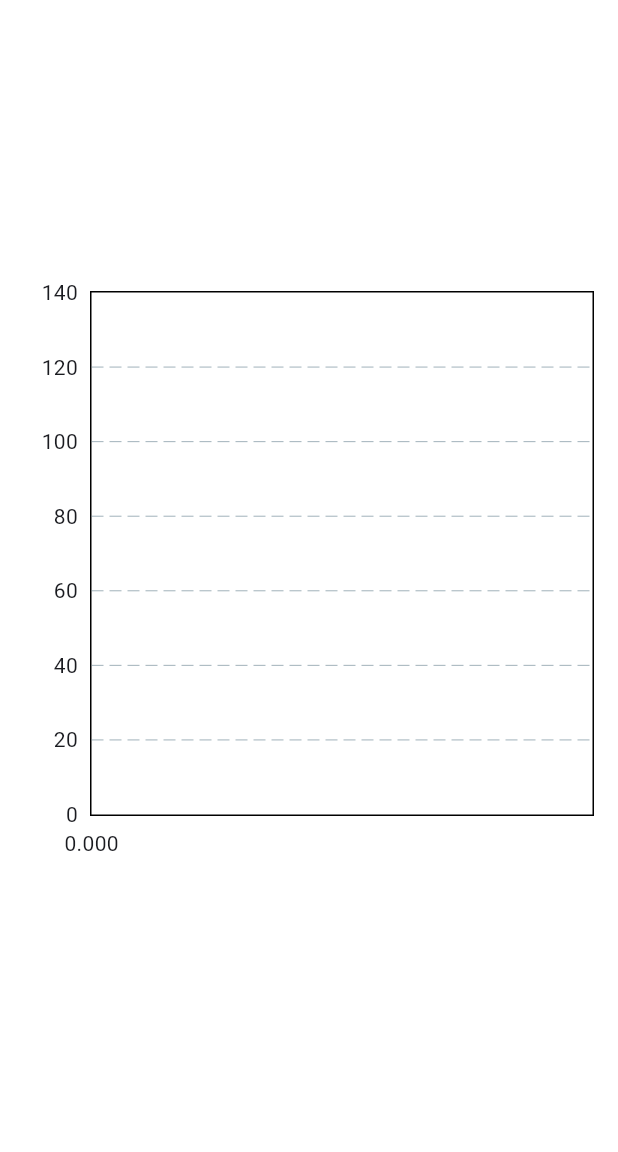
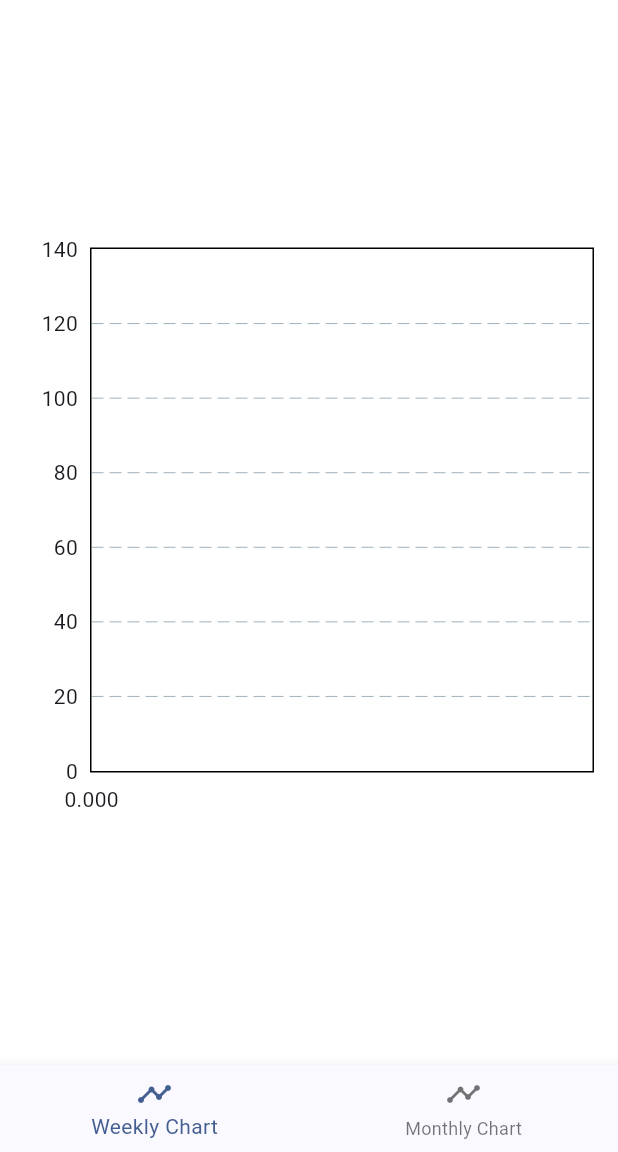
Before and after one commit to blue4sky/butterflyair-assessment-app, a Flutter app: the screen it shows after launch, after a tap on "NO2 Chart", on a phone screen of 412 x 824 dp, the part 84-1236 px from its top. Run offline on Flutter 3.47's test engine with Material 2 defaults, Android fonts, the phone set to English and light mode, and no system bars; drawn by our look-alikes of fl_chart; network calls fail.

Commit message:
feat: options for weekly and monthly charts

```diff
--- a/lib/routes.dart
+++ b/lib/routes.dart
@@ -1,9 +1,9 @@
-import 'package:butterflyair_assessment_app/screens/no2_chart_screen.dart';
-import 'package:butterflyair_assessment_app/screens/pm2.5_chart_screen.dart';
+import 'package:butterflyair_assessment_app/screens/no2_screen/no2_chart_screen.dart';
+import 'package:butterflyair_assessment_app/screens/pm2.5_screen/pm2.5_chart_screen.dart';
 import 'package:butterflyair_assessment_app/screens/home_screen.dart';
 
 var appRoutes = {
   '/': (context) => const HomeScreen(),
   '/pm_chart': (context) => const PMChartWidget(),
-  '/no2_chart': (context) => const NO2ChartWidget(),
+  '/no2_chart': (context) => const NO2ChartScreen(),
 };
--- /dev/null
+++ b/lib/screens/no2_screen/no2_chart_screen.dart
@@ -0,0 +1,52 @@
+import 'package:butterflyair_assessment_app/screens/no2_screen/no2_monthly_screen.dart';
+import 'package:butterflyair_assessment_app/screens/no2_screen/no2_weekly_screen.dart';
+import 'package:flutter/material.dart';
+
+class NO2ChartScreen extends StatefulWidget {
+  const NO2ChartScreen({super.key});
+
+  @override
+  State<NO2ChartScreen> createState() => _NO2ChartScreenState();
+}
+
+class _NO2ChartScreenState extends State<NO2ChartScreen> {
+  int _selectedIndex = 0;
+
+  _onItemTapped(int index) {
+    setState(() {
+      _selectedIndex = index;
+    });
+  }
+
+  @override
+  Widget build(BuildContext context) {
+    return Scaffold(
+      backgroundColor: Colors.white,
+      appBar: AppBar(
+        backgroundColor: Theme.of(context).colorScheme.inversePrimary,
+        title: const Text('NO2 Chart'),
+      ),
+      body: IndexedStack(
+        index: _selectedIndex,
+        children: const [
+          NO2WeeklyChart(),
+          NO2MonthlyChart(),
+        ],
+      ),
+      bottomNavigationBar: BottomNavigationBar(
+        items: const [
+          BottomNavigationBarItem(
+            icon: Icon(Icons.timeline),
+            label: 'Weekly Chart',
+          ),
+          BottomNavigationBarItem(
+            icon: Icon(Icons.timeline),
+            label: 'Monthly Chart',
+          ),
+        ],
+        currentIndex: _selectedIndex,
+        onTap: _onItemTapped,
+      ),
+    );
+  }
+}
--- a/lib/screens/no2_chart_screen.dart
+++ b/lib/screens/no2_screen/no2_monthly_screen.dart
@@ -3,14 +3,14 @@ import 'package:butterflyair_assessment_app/data/api_data.dart';
 import 'package:flutter/material.dart';
 import 'package:fl_chart/fl_chart.dart';
 
-class NO2ChartWidget extends StatefulWidget {
-  const NO2ChartWidget({super.key});
+class NO2MonthlyChart extends StatefulWidget {
+  const NO2MonthlyChart({super.key});
 
   @override
-  State<NO2ChartWidget> createState() => _NO2ChartWidgetState();
+  State<NO2MonthlyChart> createState() => _NO2MonthlyChartState();
 }
 
-class _NO2ChartWidgetState extends State<NO2ChartWidget> {
+class _NO2MonthlyChartState extends State<NO2MonthlyChart> {
   late List<ApiData>? no2Data = [];
 
   @override
@@ -29,7 +29,7 @@ class _NO2ChartWidgetState extends State<NO2ChartWidget> {
     for (var i = 0; i < no2Data!.length; i++) {
       no2SpotsList.add(
         FlSpot(
-          no2SpotsList.length.toDouble() / 720,
+          no2SpotsList.length.toDouble() / 180,
           no2Data![i].scaledValue,
         ),
       );
@@ -41,10 +41,6 @@ class _NO2ChartWidgetState extends State<NO2ChartWidget> {
   Widget build(BuildContext context) {
     return Scaffold(
       backgroundColor: Colors.white,
-      appBar: AppBar(
-        backgroundColor: Theme.of(context).colorScheme.inversePrimary,
-        title: const Text('NO2 Chart'),
-      ),
       body: no2Data == null || no2Data == []
           ? const Center(child: CircularProgressIndicator())
           : Center(
@@ -72,7 +68,7 @@ class _NO2ChartWidgetState extends State<NO2ChartWidget> {
                               spots: no2Spots,
                               isCurved: false,
                               belowBarData: BarAreaData(
-                                show: true,
+                                show: false,
                               ),
                               dotData: const FlDotData(
                                 show: false,
--- /dev/null
+++ b/lib/screens/no2_screen/no2_weekly_screen.dart
@@ -0,0 +1,87 @@
+import 'package:butterflyair_assessment_app/data/api_call.dart';
+import 'package:butterflyair_assessment_app/data/api_data.dart';
+import 'package:flutter/material.dart';
+import 'package:fl_chart/fl_chart.dart';
+
+class NO2WeeklyChart extends StatefulWidget {
+  const NO2WeeklyChart({super.key});
+
+  @override
+  State<NO2WeeklyChart> createState() => _NO2WeeklyChartState();
+}
+
+class _NO2WeeklyChartState extends State<NO2WeeklyChart> {
+  late List<ApiData>? no2Data = [];
+
+  @override
+  void initState() {
+    super.initState();
+    _getData();
+  }
+
+  void _getData() async {
+    no2Data = await fetchNOData();
+    Future.delayed(const Duration(seconds: 1)).then((value) => setState(() {}));
+  }
+
+  List<FlSpot> get no2Spots {
+    List<FlSpot> no2SpotsList = [];
+    for (var i = 0; i < no2Data!.length; i++) {
+      no2SpotsList.add(
+        FlSpot(
+          no2SpotsList.length.toDouble() / 180,
+          no2Data![i].scaledValue,
+        ),
+      );
+    }
+    return no2SpotsList;
+  }
+
+  @override
+  Widget build(BuildContext context) {
+    return Scaffold(
+      backgroundColor: Colors.white,
+      body: no2Data == null || no2Data == []
+          ? const Center(child: CircularProgressIndicator())
+          : Center(
+              child: Column(
+                mainAxisAlignment: MainAxisAlignment.center,
+                children: [
+                  Padding(
+                    padding: const EdgeInsets.all(16.0),
+                    child: AspectRatio(
+                      aspectRatio: 1,
+                      child: LineChart(
+                        LineChartData(
+                          maxY: 140,
+                          minY: 0,
+                          titlesData: const FlTitlesData(
+                            topTitles: AxisTitles(
+                              sideTitles: SideTitles(showTitles: false),
+                            ),
+                            rightTitles: AxisTitles(
+                              sideTitles: SideTitles(showTitles: false),
+                            ),
+                          ),
+                          lineBarsData: [
+                            LineChartBarData(
+                              spots: no2Spots,
+                              isCurved: false,
+                              belowBarData: BarAreaData(
+                                show: true,
+                              ),
+                              dotData: const FlDotData(
+                                show: false,
+                              ),
+                            ),
+                          ],
+                        ),
+                      ),
+                    ),
+                  ),
+                ],
+              ),
+            ),
+    );
+  }
+}
```
Also changed, not shown: lib/screens/pm2.5_screen/pm2.5_chart_screen.dart (added, +52 -0 lines), lib/screens/pm2.5_screen/pm2.5_monthly_screen.dart (added, +87 -0 lines), lib/screens/pm2.5_screen/pm2.5_weekly_screen.dart (renamed from lib/screens/pm2.5_chart_screen.dart, +6 -10 lines).
